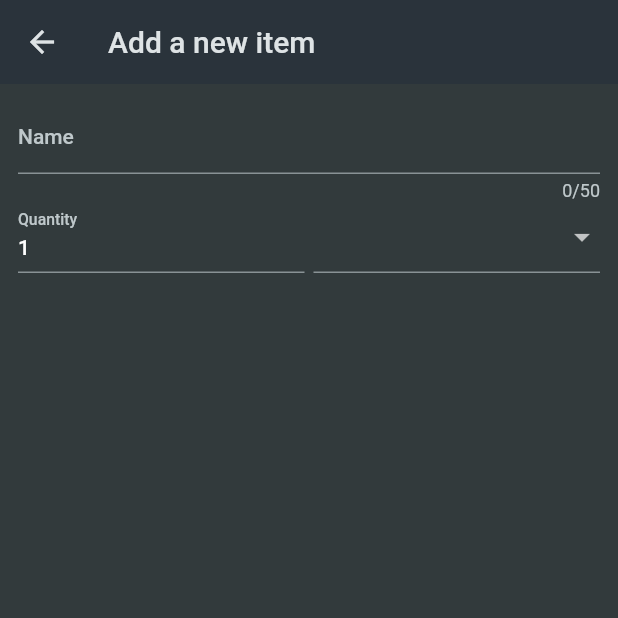
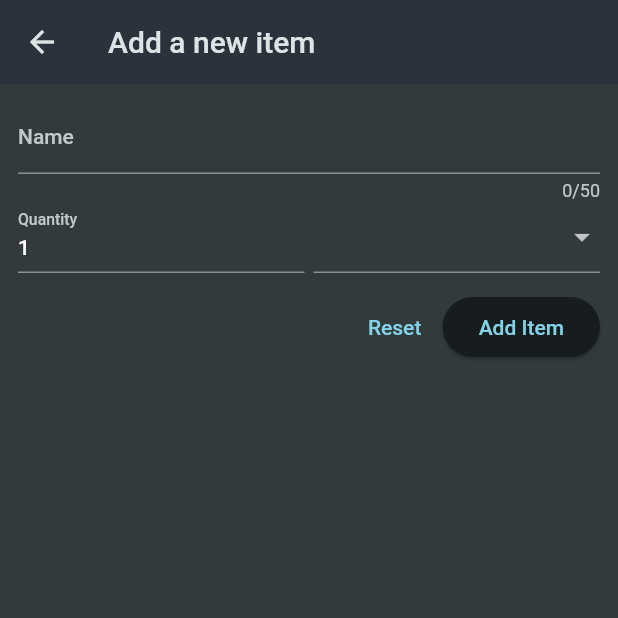
Before and after one commit to saurabhmirajkar/shopping-list, a Flutter app: the NewItem screen opened directly, on a phone screen of 412 x 824 dp, the top half of it. Run offline on Flutter 3.47's test engine with Material 2 defaults, Android fonts, the phone set to English and light mode, and no system bars.

Commit message:
updated form page

```diff
--- a/lib/widgets/new_item.dart
+++ b/lib/widgets/new_item.dart
@@ -9,6 +9,12 @@ class NewItem extends StatefulWidget {
 }
 
 class _NewItemState extends State<NewItem> {
+  final _formKey = GlobalKey<FormState>();
+
+  void _saveItem() {
+    _formKey.currentState!.validate();
+  }
+
   @override
   Widget build(BuildContext context) {
     return Scaffold(
@@ -18,13 +24,20 @@ class _NewItemState extends State<NewItem> {
       body: Padding(
         padding: const EdgeInsets.all(12),
         child: Form(
+          key: _formKey,
           child: Column(
             children: [
               TextFormField(
                 maxLength: 50,
                 decoration: const InputDecoration(label: Text('Name')),
                 validator: (value) {
-                return 'demo....';
+                  if (value == null ||
+                      value.isEmpty ||
+                      value.trim().length <= 1 ||
+                      value.trim().length > 50) {
+                    return 'Must be between 1 and 50 characters.';
+                  }
+                  return null;
                 },
               ),
               Row(
@@ -32,11 +45,22 @@ class _NewItemState extends State<NewItem> {
                 children: [
                   Expanded(
                     child: TextFormField(
-                    decoration: const InputDecoration(label: Text('Quantity')),
+                      keyboardType: TextInputType.number,
+                      decoration:
+                          const InputDecoration(label: Text('Quantity')),
                       initialValue: '1',
+                      validator: (value) {
+                        if (value == null ||
+                            value.isEmpty ||
+                            int.tryParse(value) == null ||
+                            int.tryParse(value)! <= 0) {
+                          return 'Must be a valid, positive number.';
+                        }
+                        return null;
+                      },
                     ),
                   ),
-                SizedBox(width: 6),
+                  const SizedBox(width: 6),
                   Expanded(
                     child: DropdownButtonFormField(
                       items: [
@@ -60,9 +84,26 @@ class _NewItemState extends State<NewItem> {
                     ),
                   )
                 ],
-            )
+              ),
+              const SizedBox(height: 12),
+              Row(
+                mainAxisAlignment: MainAxisAlignment.end,
+                children: [
+                  TextButton(
+                    onPressed: () {
+                      _formKey.currentState!.reset();
+                    },
+                    child: const Text('Reset'),
+                  ),
+                  ElevatedButton(
+                    onPressed: _saveItem,
+                    child: const Text('Add Item'),
+                  ),
                 ],
-        )),
+              ),
+            ],
+          ),
+        ),
       ),
     );
   }
```
Lines whose indentation alone changed are shown as unchanged.
